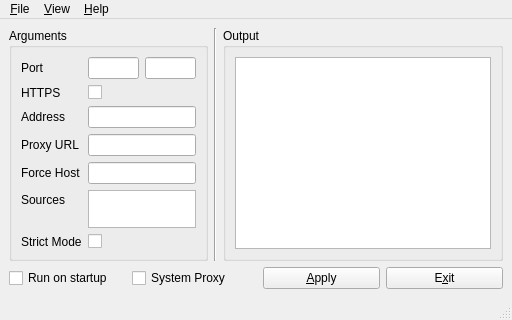
FrzMtrsprt/QtUnblockNeteaseMusic, file src/mainwindow.ui: the form before one commit.
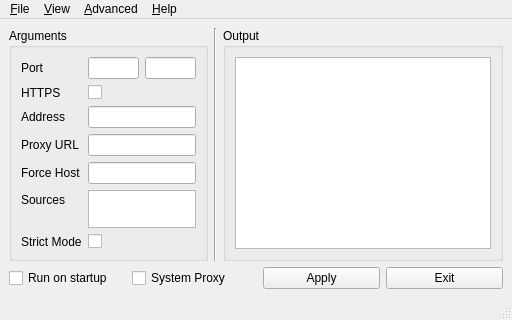
The form after the commit. Icons and pictures are not drawn.

Diff of the .ui file:
```diff
--- a/src/mainwindow.ui
+++ b/src/mainwindow.ui
@@ -6,7 +6,7 @@
    <string notr="true">QtUnblockNeteaseMusic</string>
   </property>
   <widget class="QWidget" name="centralwidget">
-   <layout class="QGridLayout" name="gridLayout_3">
+   <layout class="QGridLayout">
     <item row="9" column="0" colspan="4">
      <layout class="QHBoxLayout" name="buttonBox">
       <item>
@@ -33,14 +33,14 @@
       <item>
        <widget class="QPushButton" name="applyBtn">
         <property name="text">
-         <string>&amp;Apply</string>
+         <string>Apply</string>
         </property>
        </widget>
       </item>
       <item>
        <widget class="QPushButton" name="exitBtn">
         <property name="text">
-         <string>E&amp;xit</string>
+         <string>Exit</string>
         </property>
        </widget>
       </item>
@@ -301,8 +301,16 @@
     </widget>
     <addaction name="menuTheme"/>
    </widget>
+   <widget class="QMenu" name="menuAdvanced">
+    <property name="title">
+     <string>&amp;Advanced</string>
+    </property>
+    <addaction name="actionInstallCA"/>
+    <addaction name="actionEnv"/>
+   </widget>
    <addaction name="menuFile"/>
    <addaction name="menuView"/>
+   <addaction name="menuAdvanced"/>
    <addaction name="menuHelp"/>
   </widget>
   <widget class="QStatusBar" name="statusBar"/>
```
Left out of the diff: 15 changed lines with no effect on the pictures.
